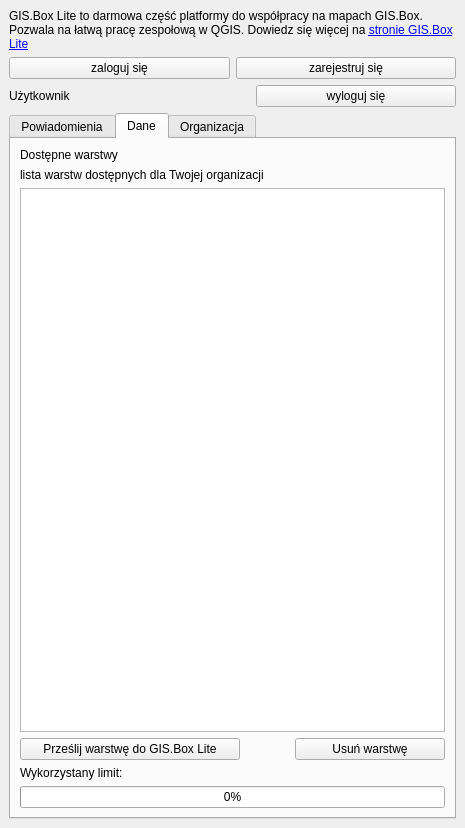
This is gissupport_plugin/modules/usemaps_lite/ui/dockwidget.ui in gis-support/gis-support-plugin as Qt 5 draws it before an edit. The edited form follows.
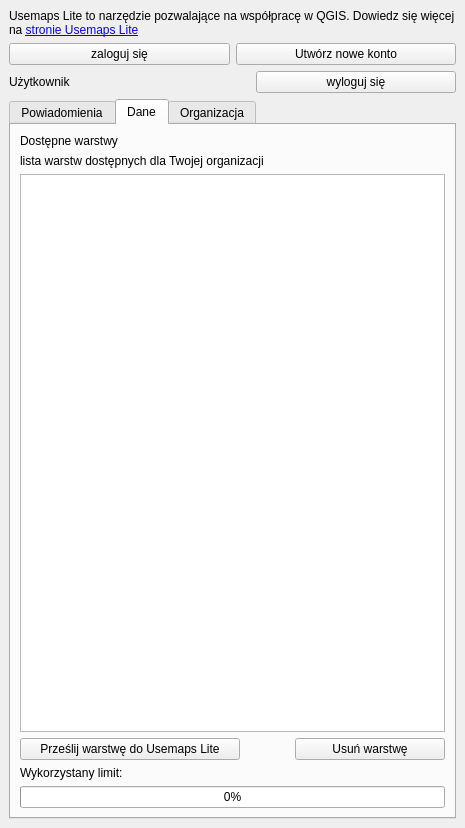
This is the edited form. The open tabs and pages were chosen to show the change.

Diff of the .ui file:
```diff
--- a/gissupport_plugin/modules/usemaps_lite/ui/dockwidget.ui
+++ b/gissupport_plugin/modules/usemaps_lite/ui/dockwidget.ui
@@ -24,7 +24,7 @@
     <item>
      <widget class="QLabel" name="info_label">
       <property name="text">
-       <string>GIS.Box Lite to darmowa część platformy do współpracy na mapach GIS.Box. Pozwala na łatwą pracę zespołową w QGIS. Dowiedz się więcej na &lt;a href=&quot;https://gis-support.pl/gis-box-lite&quot;&gt;stronie GIS.Box Lite&lt;/a&gt;</string>
+       <string>Usemaps Lite to narzędzie pozwalające na współpracę w QGIS. Dowiedz się więcej na &lt;a href=&quot;https://usemaps.com/kb/definicje/usemaps-lite/&quot;&gt;stronie Usemaps Lite&lt;/a&gt;</string>
       </property>
       <property name="textFormat">
        <enum>Qt::RichText</enum>
@@ -76,7 +76,7 @@
          </size>
         </property>
         <property name="text">
-         <string>zarejestruj się</string>
+         <string>Utwórz nowe konto</string>
         </property>
        </widget>
       </item>
@@ -214,7 +214,7 @@
              </size>
             </property>
             <property name="text">
-             <string>Prześlij warstwę do GIS.Box Lite</string>
+             <string>Prześlij warstwę do Usemaps Lite</string>
             </property>
            </widget>
           </item>
```
Left out of the diff: 2 changed lines with no effect on the pictures.
